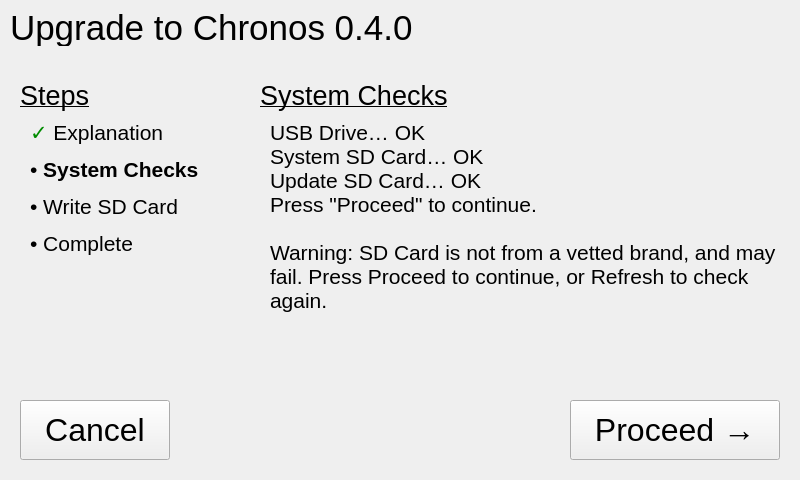
First picture: the form in updatewindow.ui, repository krontech/update-to-debian, before the edit.
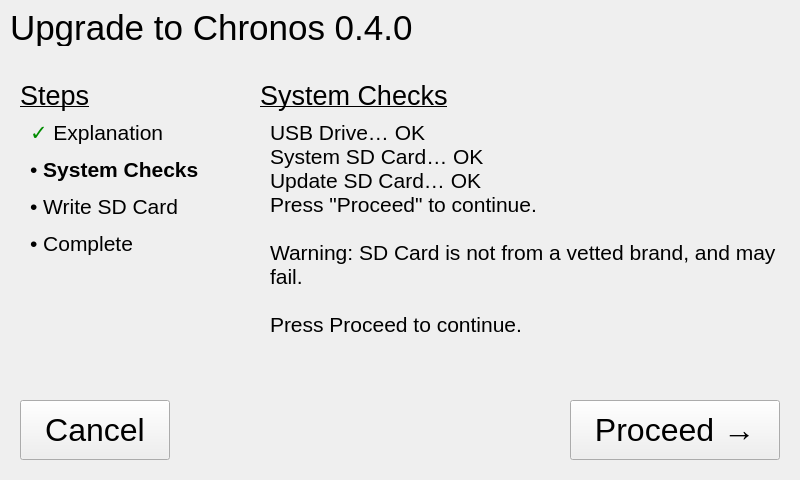
Second picture: the form after the edit. The open tabs and pages were chosen to show the change. Icons and pictures are not drawn.

```diff
--- a/updatewindow.ui
+++ b/updatewindow.ui
@@ -242,7 +242,9 @@
       </font>
      </property>
      <property name="text">
-      <string>Warning: SD Card is not from a vetted brand, and may fail. Press Proceed to continue, or Refresh to check again.</string>
+      <string>Warning: SD Card is not from a vetted brand, and may fail.
+
+Press Proceed to continue.</string>
      </property>
      <property name="alignment">
       <set>Qt::AlignLeading|Qt::AlignLeft|Qt::AlignTop</set>
```
Left out of the diff: 4 changed lines with no effect on the pictures.
